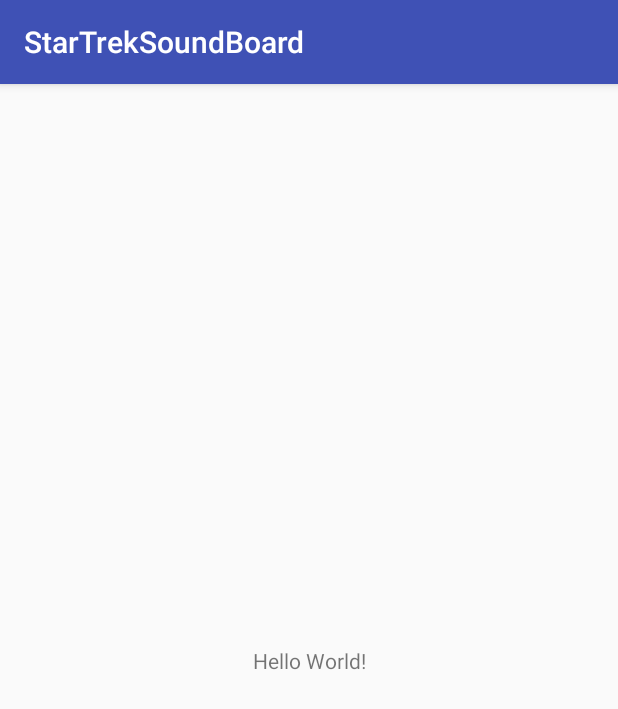
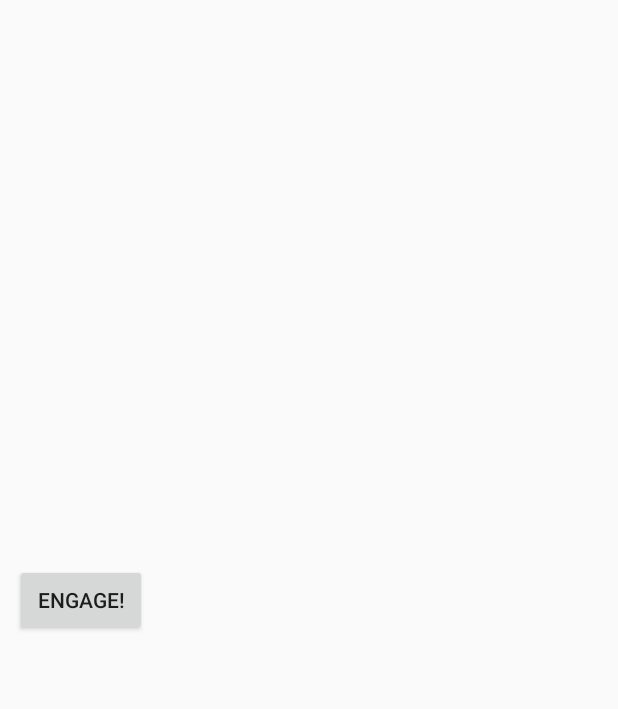
Before and after one commit to alim586/StarTrekSoundBoard, an Android app: the screen it shows after launch (MainActivity before the commit, Home after it), on a phone screen of 412 x 824 dp. Shown: the top 709 px of the screen. Run offline under Robolectric (Android 15) with nearby library versions, the phone set to English and light mode, and no system bars.

Commit message:
Added 'Engage' button

```diff
--- a/app/src/main/AndroidManifest.xml
+++ b/app/src/main/AndroidManifest.xml
@@ -9,7 +9,7 @@
         android:roundIcon="@mipmap/ic_launcher_round"
         android:supportsRtl="true"
         android:theme="@style/AppTheme">
-        <activity android:name=".MainActivity">
+        <activity android:name=".Home">
             <intent-filter>
                 <action android:name="android.intent.action.MAIN" />
 
--- /dev/null
+++ b/app/src/main/java/random/projects/startreksoundboard/Home.java
@@ -0,0 +1,26 @@
+package random.projects.startreksoundboard;
+
+import android.app.Activity;
+import android.os.Bundle;
+import android.util.Log;
+import android.view.View;
+import android.widget.Button;
+
+public class Home extends Activity {
+
+    private static final String TAG = "MyActivity";
+
+    @Override
+    public void onCreate(Bundle savedInstanceState) {
+        super.onCreate(savedInstanceState);
+        setContentView(R.layout.activity_main);
+
+        final Button engage = findViewById(R.id.engage);
+
+        engage.setOnClickListener(new View.OnClickListener() {
+            public void onClick(View v) {
+                Log.i(TAG, "Engage!");
+            }
+        });
+    }
+}
--- a/app/src/main/java/random/projects/startreksoundboard/MainActivity.java
+++ /dev/null
@@ -1,13 +0,0 @@
-package random.projects.startreksoundboard;
-
-import android.support.v7.app.AppCompatActivity;
-import android.os.Bundle;
-
-public class MainActivity extends AppCompatActivity {
-
-    @Override
-    protected void onCreate(Bundle savedInstanceState) {
-        super.onCreate(savedInstanceState);
-        setContentView(R.layout.activity_main);
-    }
-}
--- a/app/src/main/res/layout/activity_main.xml
+++ b/app/src/main/res/layout/activity_main.xml
@@ -4,15 +4,16 @@
     xmlns:tools="http://schemas.android.com/tools"
     android:layout_width="match_parent"
     android:layout_height="match_parent"
-    tools:context="random.projects.startreksoundboard.MainActivity">
+    tools:context="random.projects.startreksoundboard.Home">
 
-    <TextView
+    <Button
+        android:id="@+id/engage"
         android:layout_width="wrap_content"
         android:layout_height="wrap_content"
-        android:text="Hello World!"
+        android:text="Engage!"
         app:layout_constraintBottom_toBottomOf="parent"
         app:layout_constraintLeft_toLeftOf="parent"
-        app:layout_constraintRight_toRightOf="parent"
-        app:layout_constraintTop_toTopOf="parent" />
+        android:layout_marginBottom="400dp"
+        android:layout_marginLeft="10dp" />
 
 </android.support.constraint.ConstraintLayout>
```
